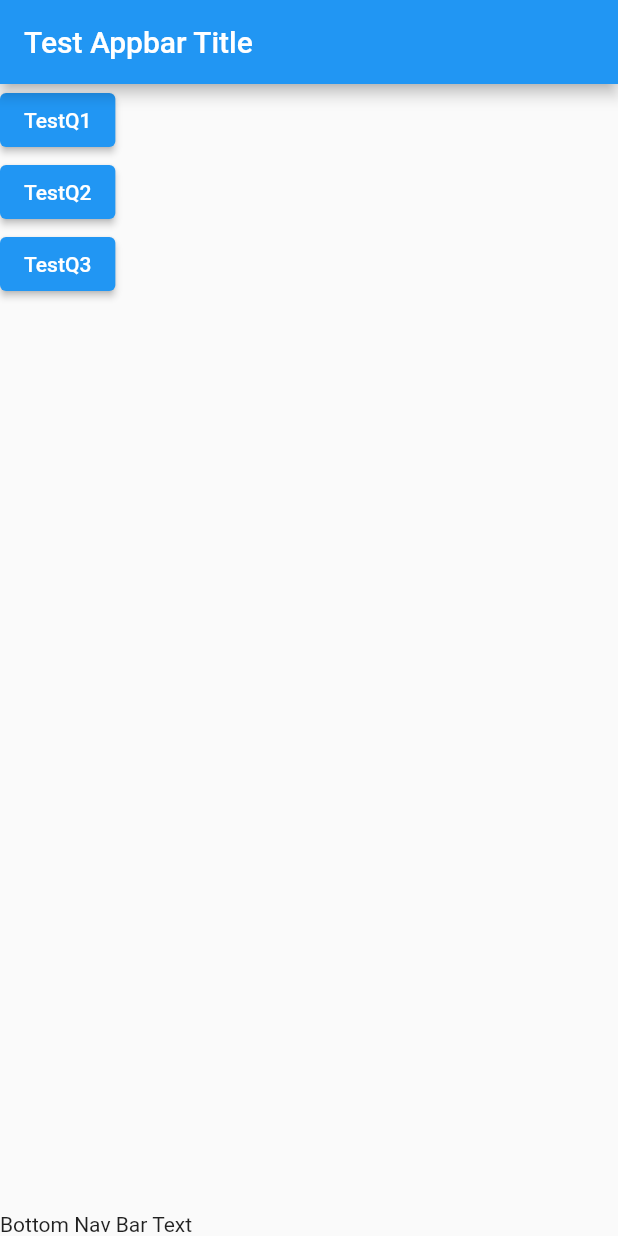
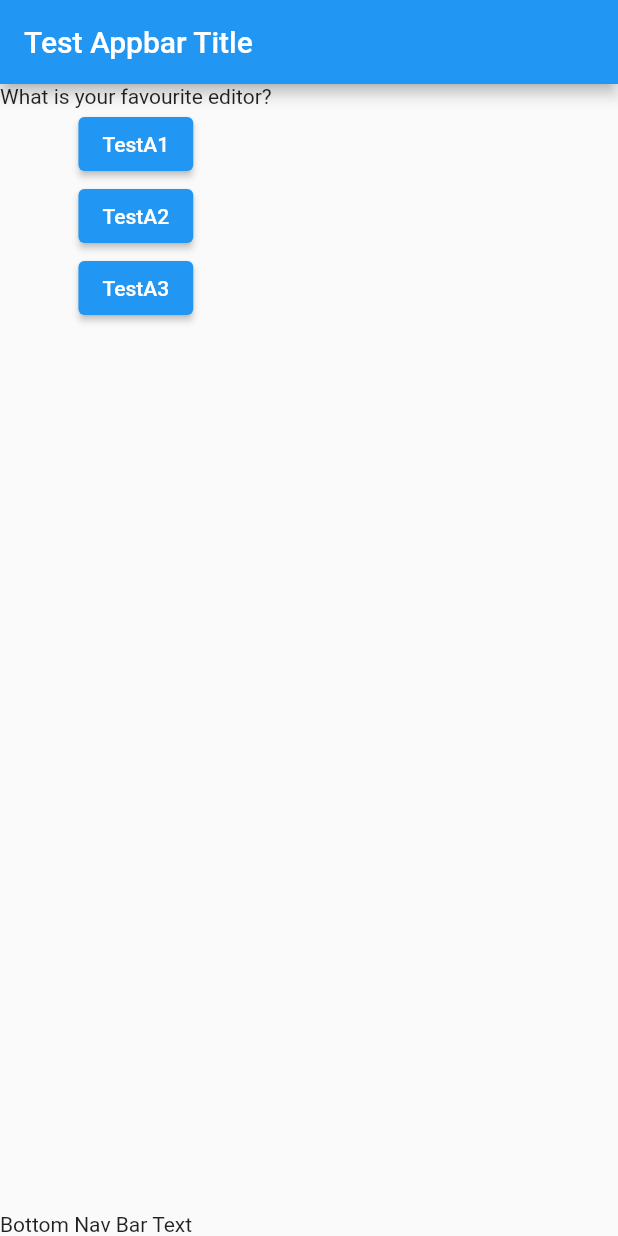
Before and after one commit to abrarhayat/flutter_demo, a Flutter app: the screen it shows after launch, on a phone screen of 412 x 824 dp. Run offline on Flutter 3.47's test engine with Material 2 defaults, Android fonts, the phone set to English and light mode, and no system bars.

```diff
--- a/lib/main.dart
+++ b/lib/main.dart
@@ -4,17 +4,33 @@ import "package:flutter/material.dart";
 //   runApp(AbrarApp());
 // }
 
-void main() => runApp(AbrarApp()); //shorthand syntax
+void main() => runApp(DemoApp()); //shorthand syntax
 
-class AbrarApp extends StatelessWidget {
+class DemoApp extends StatefulWidget {
+  @override
+  State<StatefulWidget> createState() {
+    return DemoAppState();
+  }
+}
+
+class DemoAppState extends State {
+  //State to be used in a Stateful Widget
+  var questions = [
+    'What is your favourite editor?',
+    'React Native or Flutter?',
+    'Express or Apollo?'
+  ]; //type inferencing works by deafult
+  var questionIndex = 0;
   void submitAnswer() {
+    setState(() {
+      if (questionIndex < questions.length - 1) questionIndex++;
+    });
     print("Answer Submitted!");
   }
 
   @override
   Widget build(BuildContext context) {
     // List<String> questions = ['Q1', 'Q2'];
-    var questions = ['Q1', 'Q2']; //type inferencing works by deafult
     return MaterialApp(
       home: Scaffold(
         appBar: AppBar(
@@ -24,17 +40,19 @@ class AbrarApp extends StatelessWidget {
         ),
         body: Column(
           children: [
+            Text(questions[questionIndex]),
             ElevatedButton(
-                onPressed: submitAnswer, child: Text("TestQ1")), //named func
+                onPressed: submitAnswer, child: Text("TestA1")), //named func
             ElevatedButton(
                 onPressed: () => print("Answer 2 chosen!"), //anonymous func 1
-                child: Text("TestQ2")),
+                child: Text("TestA2")),
             ElevatedButton(
-                onPressed: () { //anonymous func 2
+                onPressed: () {
+                  //anonymous func 2
                   // ...
-                  print("Answer 3chosen!");
+                  print("Answer 3 chosen!");
                 },
-                child: Text("TestQ3")),
+                child: Text("TestA3")),
           ],
         ),
         bottomNavigationBar: Text("Bottom Nav Bar Text"),
```
Also changed, not shown: 1 other file.
